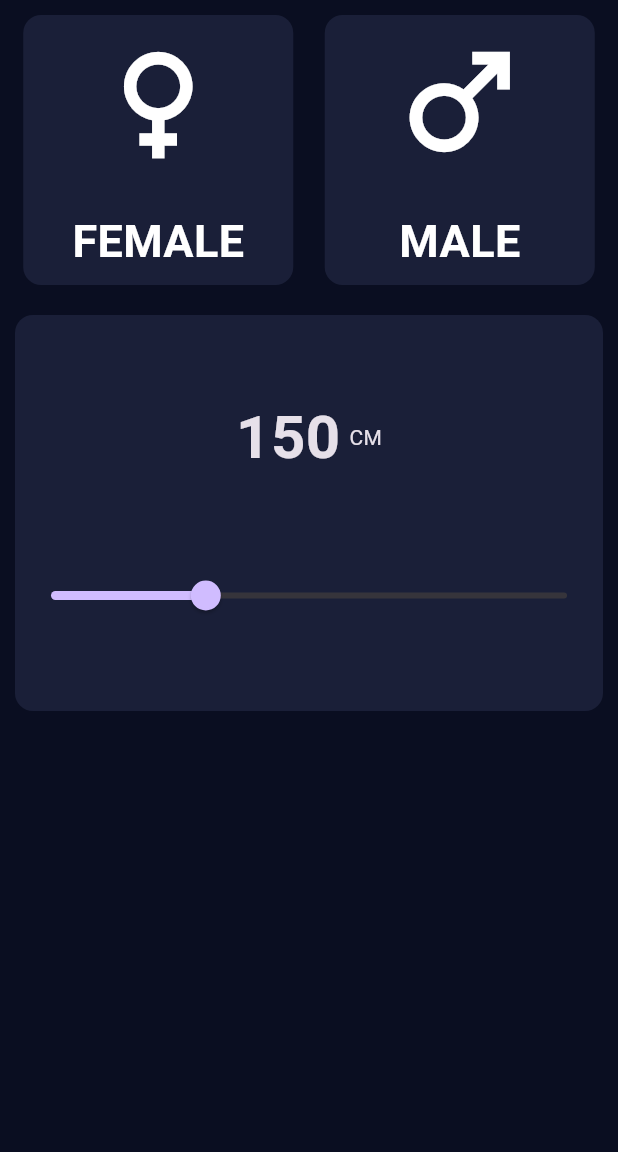
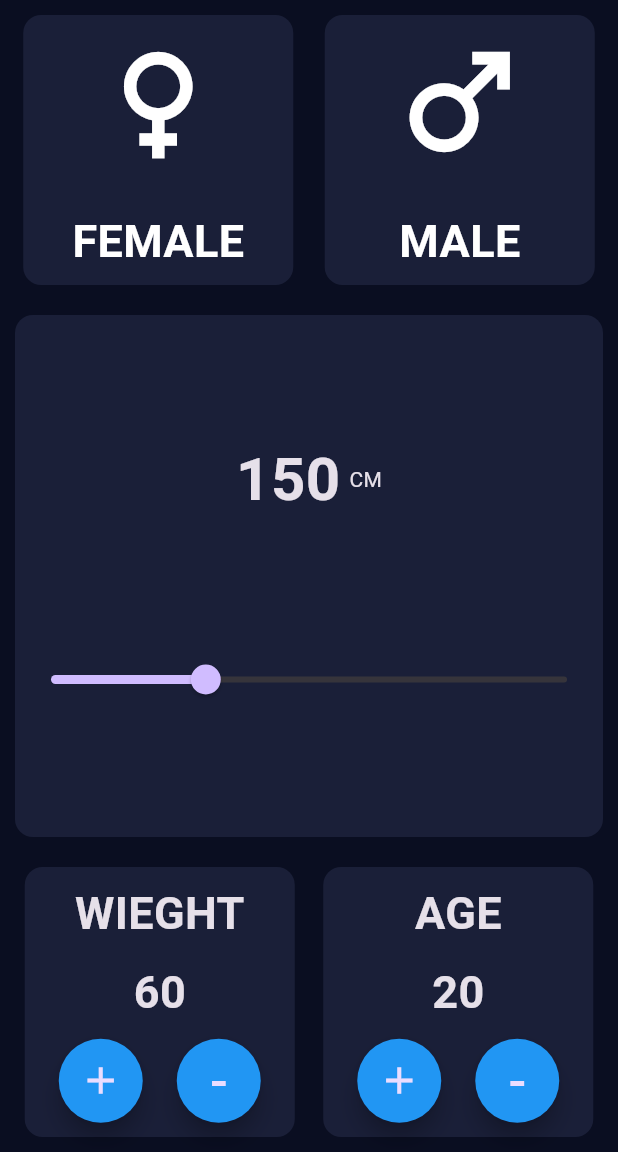
Before and after one commit to mhaz10/bmi_calculator, a Flutter app: the screen it shows after launch, on a phone screen of 412 x 824 dp, the part 84-1236 px from its top. Run offline on Flutter 3.47's test engine with Material 3 defaults, Android fonts, the phone set to English and light mode, and no system bars.

Commit message:
add a new project

```diff
--- a/lib/screens/home_screen.dart
+++ b/lib/screens/home_screen.dart
@@ -107,10 +107,44 @@ class _HomeScreenState extends State<HomeScreen> {
                   ),
                 ),
               )),
-          Expanded(
+          Padding(
+            padding: const EdgeInsets.all(10.0),
             child: Row(
+              mainAxisAlignment: MainAxisAlignment.spaceEvenly,
               children: [
-
+                buttonCard(
+                  'WIEGHT',
+                   weight,
+                    (){
+                    setState(() {
+                      weight ++;
+                    });
+                    },
+                    (){
+                    if (weight > 0){
+                      setState(() {
+                        weight --;
+                      });
+                    }
+                    }
+                ),
+                const SizedBox( width: 6,),
+                buttonCard(
+                    'AGE',
+                    age,
+                        (){
+                      setState(() {
+                        age ++;
+                      });
+                    },
+                        (){
+                      if (age > 0){
+                        setState(() {
+                          age --;
+                        });
+                      }
+                    }
+                )
               ],
             ),
           )
--- a/lib/widgets/button_card.dart
+++ b/lib/widgets/button_card.dart
@@ -5,7 +5,7 @@ import '../constant/colors.dart';
 Widget buttonCard (String title, int num, VoidCallback increment, VoidCallback decrement){
   return Container(
     height: 180,
-    width: 200,
+    width: 180,
     decoration: BoxDecoration(
         borderRadius: BorderRadius.circular(12),
         color: MyColors.secondColor
```
